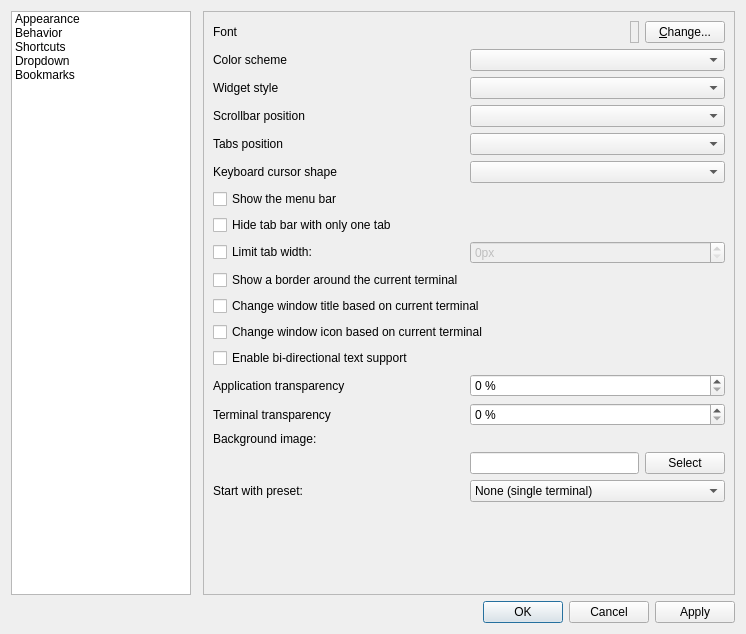
First picture: the form in src/forms/propertiesdialog.ui, repository lxqt/qterminal, before the edit.
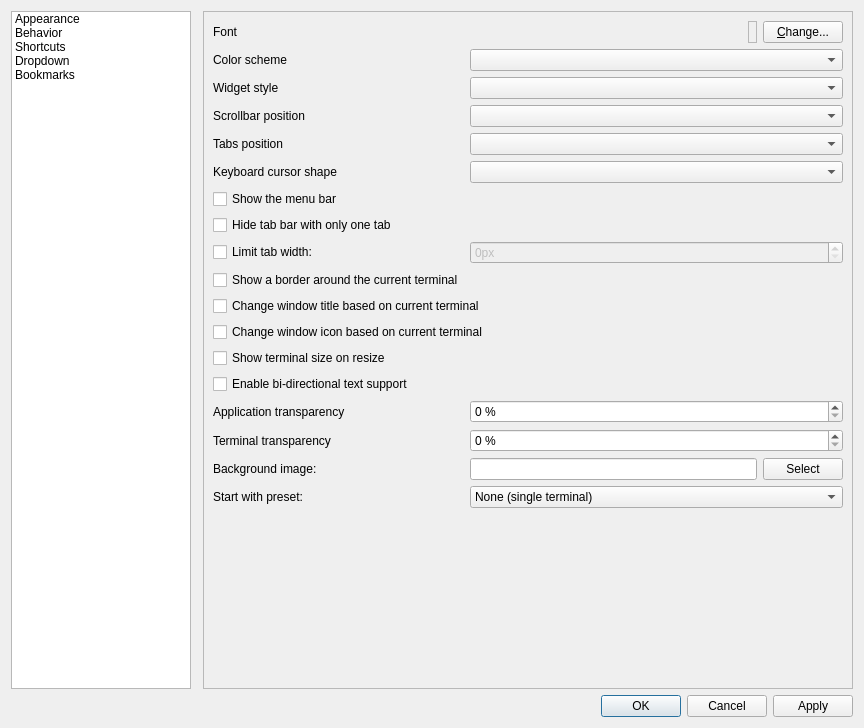
Second picture: the form after the edit.

Commit message: new config: show terminal size on resize

```diff
--- a/src/forms/propertiesdialog.ui
+++ b/src/forms/propertiesdialog.ui
@@ -6,8 +6,8 @@
    <rect>
     <x>0</x>
     <y>0</y>
-    <width>746</width>
-    <height>634</height>
+    <width>864</width>
+    <height>728</height>
    </rect>
   </property>
   <property name="windowTitle">
@@ -137,7 +137,7 @@
          </property>
         </widget>
        </item>
-       <item row="15" column="0">
+       <item row="16" column="0">
         <widget class="QLabel" name="label">
          <property name="text">
           <string>Terminal transparency</string>
@@ -147,7 +147,7 @@
          </property>
         </widget>
        </item>
-       <item row="14" column="0">
+       <item row="15" column="0">
         <widget class="QLabel" name="label_4">
          <property name="text">
           <string>Application transparency</string>
@@ -181,7 +181,7 @@
          </item>
         </widget>
        </item>
-       <item row="14" column="1">
+       <item row="15" column="1">
         <widget class="QSpinBox" name="appTransparencyBox">
          <property name="suffix">
           <string> %</string>
@@ -274,7 +274,7 @@
        <item row="6" column="1">
         <widget class="QComboBox" name="keybCursorShape_comboBox"/>
        </item>
-       <item row="15" column="1">
+       <item row="16" column="1">
         <widget class="QSpinBox" name="termTransparencyBox">
          <property name="suffix">
           <string> %</string>
@@ -344,14 +344,14 @@
          </property>
         </widget>
        </item>
-       <item row="13" column="0" colspan="2">
+       <item row="14" column="0" colspan="2">
         <widget class="QCheckBox" name="enabledBidiSupportCheckBox">
          <property name="text">
           <string>Enable bi-directional text support</string>
          </property>
         </widget>
        </item>
-       <item row="16" column="0">
+       <item row="17" column="0">
         <widget class="QLabel" name="label_13">
          <property name="text">
           <string>Background image:</string>
@@ -372,6 +372,13 @@
          </item>
         </layout>
        </item>
+       <item row="13" column="0">
+        <widget class="QCheckBox" name="showTerminalSizeHintCheckBox">
+         <property name="text">
+          <string>Show terminal size on resize</string>
+         </property>
+        </widget>
+       </item>
        <item row="9" column="0">
         <widget class="QCheckBox" name="limitTabWidthCheckBox">
          <property name="text">
```
The commit also changes 4 other files.
